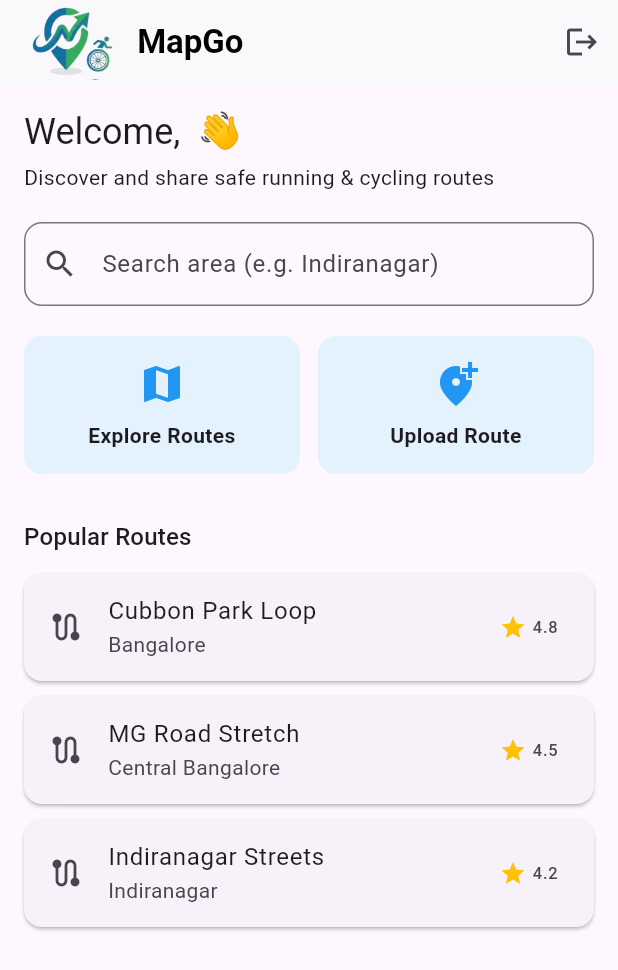
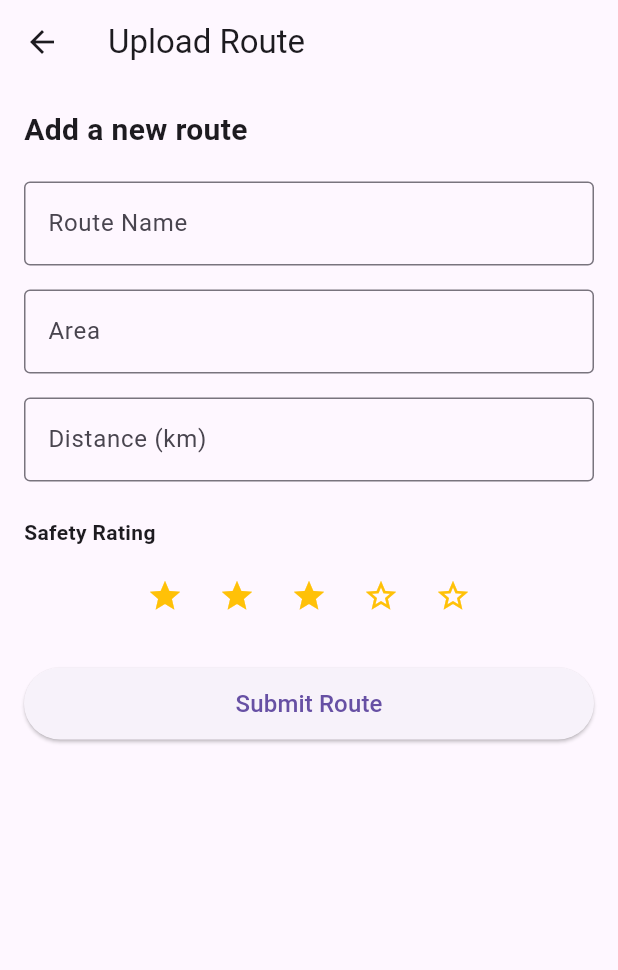
Before and after one commit to kalviumcommunity/S69_Map_Go, a Flutter app: the screen it shows once a user with an empty profile is signed in, after a tap on "Upload Route", on a phone screen of 412 x 824 dp. Shown: the top 970 px of the screen. Run offline on Flutter 3.47's test engine with Material 3 defaults, Android fonts, the phone set to English and light mode, and no system bars; our stand-ins replace firebase_auth, firebase_core, google_sign_in; accounts and stored records are empty.

Commit message:
added navigation to Upload route and also completed the UI

```diff
--- a/map_go/lib/main.dart
+++ b/map_go/lib/main.dart
@@ -234,8 +234,14 @@ class HomePage extends StatelessWidget {
                   icon: Icons.add_location_alt,
                   label: 'Upload Route',
                   onTap: () {
-                    // TODO: Navigate to upload route screen
-                  },
+                    Navigator.push(
+                      context,
+                      MaterialPageRoute(
+                        builder: (_) => const UploadRoutePage(),
+                        ),
+                        );
+                        },
+
                 ),
               ],
             ),
@@ -541,3 +547,143 @@ class AddReviewDialog extends StatelessWidget {
     );
   }
 }
+
+// ================= UPLOAD ROUTE PAGE =================
+
+class UploadRoutePage extends StatefulWidget {
+  const UploadRoutePage({super.key});
+
+  @override
+  State<UploadRoutePage> createState() => _UploadRoutePageState();
+}
+
+class _UploadRoutePageState extends State<UploadRoutePage> {
+  final _formKey = GlobalKey<FormState>();
+
+  final TextEditingController routeNameController = TextEditingController();
+  final TextEditingController areaController = TextEditingController();
+  final TextEditingController distanceController = TextEditingController();
+
+  int safetyRating = 3;
+
+  @override
+  Widget build(BuildContext context) {
+    return Scaffold(
+      appBar: AppBar(
+        title: const Text('Upload Route'),
+      ),
+      body: Padding(
+        padding: const EdgeInsets.all(16),
+        child: Form(
+          key: _formKey,
+          child: ListView(
+            children: [
+              const Text(
+                'Add a new route',
+                style: TextStyle(
+                  fontSize: 20,
+                  fontWeight: FontWeight.bold,
+                ),
+              ),
+
+              const SizedBox(height: 20),
+
+              // Route name
+              TextFormField(
+                controller: routeNameController,
+                decoration: const InputDecoration(
+                  labelText: 'Route Name',
+                  border: OutlineInputBorder(),
+                ),
+                validator: (value) =>
+                    value == null || value.isEmpty ? 'Enter route name' : null,
+              ),
+
+              const SizedBox(height: 16),
+
+              // Area
+              TextFormField(
+                controller: areaController,
+                decoration: const InputDecoration(
+                  labelText: 'Area',
+                  border: OutlineInputBorder(),
+                ),
+                validator: (value) =>
+                    value == null || value.isEmpty ? 'Enter area' : null,
+              ),
+
+              const SizedBox(height: 16),
+
+              // Distance
+              TextFormField(
+                controller: distanceController,
+                keyboardType: TextInputType.number,
+                decoration: const InputDecoration(
+                  labelText: 'Distance (km)',
+                  border: OutlineInputBorder(),
+                ),
+                validator: (value) =>
+                    value == null || value.isEmpty ? 'Enter distance' : null,
+              ),
+
+              const SizedBox(height: 24),
+
+              // Safety rating
+              const Text(
+                'Safety Rating',
+                style: TextStyle(fontWeight: FontWeight.w600),
+              ),
+              const SizedBox(height: 8),
+
+              Row(
+                mainAxisAlignment: MainAxisAlignment.center,
+                children: List.generate(
+                  5,
+                  (index) => IconButton(
+                    icon: Icon(
+                      index < safetyRating
+                          ? Icons.star
+                          : Icons.star_border,
+                      color: Colors.amber,
+                    ),
+                    onPressed: () {
+                      setState(() {
+                        safetyRating = index + 1;
+                      });
+                    },
+                  ),
+                ),
+              ),
+
+              const SizedBox(height: 24),
+
+              // Submit button
+              SizedBox(
+                height: 48,
+                child: ElevatedButton(
+                  onPressed: () {
+                    if (_formKey.currentState!.validate()) {
+                      // Later: Save to Firestore
+
+                      ScaffoldMessenger.of(context).showSnackBar(
+                        const SnackBar(
+                          content: Text('Route uploaded successfully!'),
+                        ),
+                      );
+
+                      Navigator.pop(context);
+                    }
+                  },
+                  child: const Text(
+                    'Submit Route',
+                    style: TextStyle(fontSize: 16),
+                  ),
+                ),
+              ),
+            ],
+          ),
+        ),
+      ),
+    );
+  }
+}
```
